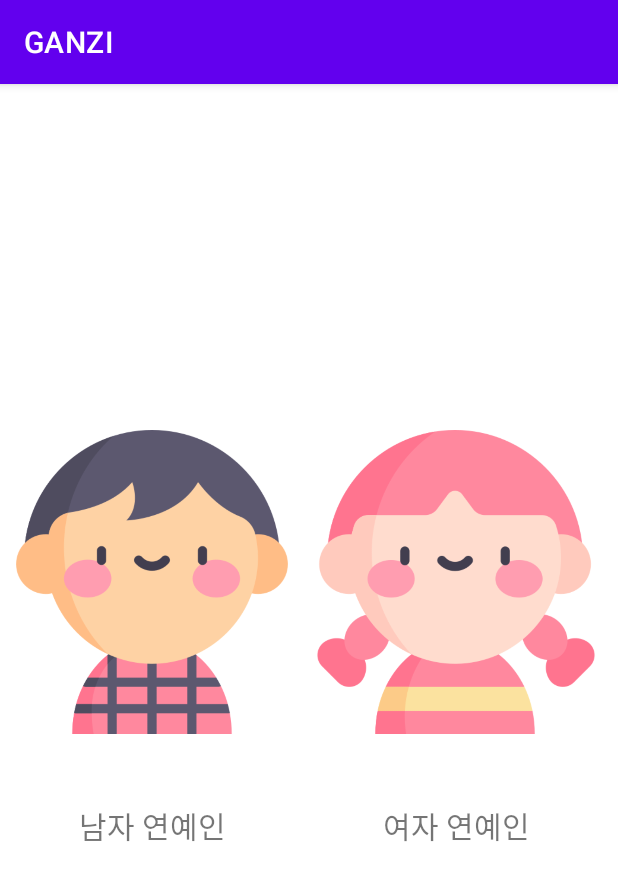
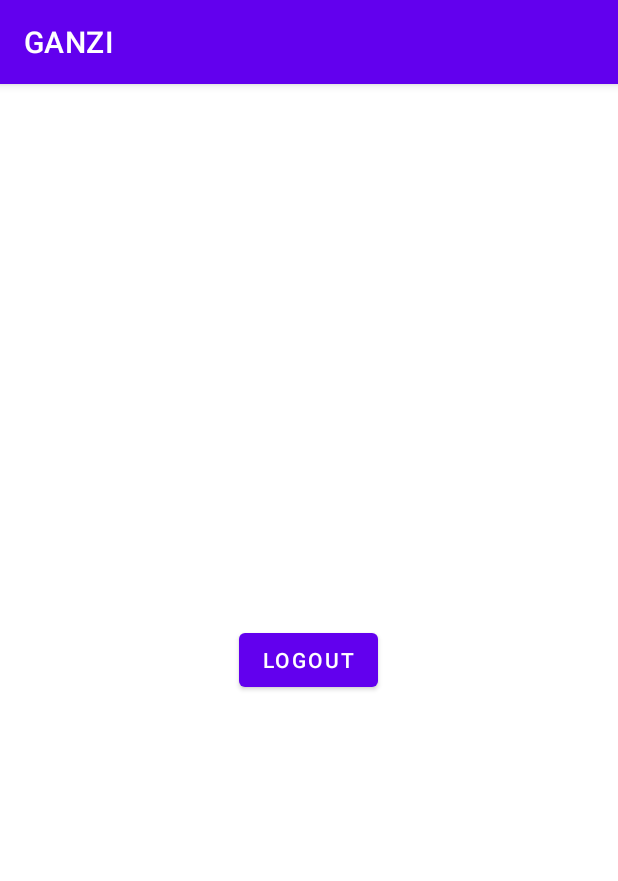
Before and after one commit to ghqls1237/madcamp_week2, an Android app: the fragment Fragment3 shown on its own in the app's theme, on a phone screen of 412 x 824 dp. Shown: the top 881 px of the screen. Run offline under Robolectric (Android 15) with nearby library versions, the phone set to English and light mode, and no system bars; our stand-ins replace Firebase (no records; nobody signed in at launch, a user with empty details on screens opened directly).

Commit message:
Facelogin front complte #1

```diff
--- a/MyApplication2/app/build.gradle
+++ b/MyApplication2/app/build.gradle
@@ -47,8 +47,10 @@ dependencies {
     implementation 'com.facebook.android:facebook-android-sdk:4.39.0'
 
     //firebase
+    implementation platform('com.google.firebase:firebase-bom:26.1.0')
     implementation 'com.google.firebase:firebase-core:18.0.0'
-    implementation 'com.google.firebase:firebase-auth:17.0.0'
+    implementation 'com.google.firebase:firebase-auth'
+//    implementation 'com.google.android.gms:play-services-auth:16.0.1'
 
     testImplementation 'junit:junit:4.+'
     androidTestImplementation 'androidx.test.ext:junit:1.1.2'
--- a/MyApplication2/app/src/main/java/com/example/myapplication/Fragment3.java
+++ b/MyApplication2/app/src/main/java/com/example/myapplication/Fragment3.java
@@ -10,16 +10,20 @@ import androidx.fragment.app.Fragment;
 
 import android.os.CountDownTimer;
 import android.util.DisplayMetrics;
+import android.util.Log;
 import android.view.LayoutInflater;
 import android.view.View;
 import android.view.ViewGroup;
 import android.view.WindowManager;
 import android.view.animation.Animation;
 import android.view.animation.AnimationUtils;
+import android.widget.Button;
 import android.widget.ImageButton;
 import android.widget.ImageView;
 import android.widget.LinearLayout;
 import android.widget.TextView;
+
+import com.google.firebase.auth.FirebaseAuth;
 
 /**
  * A simple {@link Fragment} subclass.
@@ -28,175 +32,20 @@ import android.widget.TextView;
  */
 public class Fragment3 extends Fragment {
 
-    // TODO: Rename parameter arguments, choose names that match
-    // the fragment initialization parameters, e.g. ARG_ITEM_NUMBER
-    private static final String ARG_PARAM1 = "param1";
-    private static final String ARG_PARAM2 = "param2";
-
-    // TODO: Rename and change types of parameters
-    private String mParam1;
-    private String mParam2;
-
-    public Fragment3() {
-        // Required empty public constructor
-    }
-
-    /**
-     * Use this factory method to create a new instance of
-     * this fragment using the provided parameters.
-     *
-     * @param param1 Parameter 1.
-     * @param param2 Parameter 2.
-     * @return A new instance of fragment Fragment3.
-     */
-    // TODO: Rename and change types and number of parameters
-    public static Fragment3 newInstance(String param1, String param2) {
-        Fragment3 fragment = new Fragment3();
-        Bundle args = new Bundle();
-        args.putString(ARG_PARAM1, param1);
-        args.putString(ARG_PARAM2, param2);
-        fragment.setArguments(args);
-        return fragment;
-    }
-
-    @Override
-    public void onCreate(Bundle savedInstanceState) {
-        super.onCreate(savedInstanceState);
-        if (getArguments() != null) {
-            mParam1 = getArguments().getString(ARG_PARAM1);
-            mParam2 = getArguments().getString(ARG_PARAM2);
-        }
-        //남자 여자 사진 크기 맞추기
-
-    }
-
     @Override
     public View onCreateView(LayoutInflater inflater, ViewGroup container,
                              Bundle savedInstanceState) {
         // Inflate the layout for this fragment
         View view = inflater.inflate(R.layout.fragment_3, null);
-
-        ImageButton button1 = view.findViewById(R.id.male_button);
-        ImageButton button2 = view.findViewById(R.id.female_button);
-        TextView text1 = view.findViewById(R.id.male_text);
-        TextView text2 = view.findViewById(R.id.female_text);
-        ImageView sunglasses1 = view.findViewById(R.id.sunglasses_1);
-
-        //디스플레이 크기 가져옴
-        DisplayMetrics metrics = new DisplayMetrics();
-        WindowManager windowManager = (WindowManager) getActivity().getApplicationContext().getSystemService(Context.WINDOW_SERVICE);
-        windowManager.getDefaultDisplay().getMetrics(metrics);
-
-        //이미지 width, height 디스플레이에 맞게 설정
-        Point winSize = new Point();
-        getActivity().getWindowManager().getDefaultDisplay().getSize(winSize);
-        int width = winSize.x / 2 - 5;
-        int sunglasses_width = winSize.x / 3 - 5;
-        int sunglasses_height = winSize.y / 2;
-
-        //이미지 위치 설정
-        button1.setLayoutParams(new LinearLayout.LayoutParams(width,width));
-//        button1.bringToFront();
-        button2.setLayoutParams(new LinearLayout.LayoutParams(width,width));
-        text1.setLayoutParams(new LinearLayout.LayoutParams(width, 100));
-        text2.setLayoutParams(new LinearLayout.LayoutParams(width, 100));
-        sunglasses1.setLayoutParams(new LinearLayout.LayoutParams(sunglasses_width, sunglasses_height - 10));
-
-        //애니메이션 효과 추가
-        Animation mAnim = AnimationUtils.loadAnimation(getActivity().getApplicationContext(), R.anim.activity_tab3_animation_drop); // 선글라스
-        Animation mAnim2 = AnimationUtils.loadAnimation(getActivity().getApplicationContext(), R.anim.activity_tab3_animation_scale_male); // 소년 움직이기
-        Animation mAnim5 = AnimationUtils.loadAnimation(getActivity().getApplicationContext(), R.anim.activity_tab3_animation_scale_female); // 소녀 움직이기
-        Animation mAnim3 = AnimationUtils.loadAnimation(getActivity().getApplicationContext(), R.anim.activity_tab3_animation_run_right); // 소녀 튀기
-        Animation mAnim4 = AnimationUtils.loadAnimation(getActivity().getApplicationContext(), R.anim.activity_tab3_animation_run_left); // 소년 튀기
-
-        mAnim.setInterpolator(getActivity().getApplicationContext(),android.R.anim.accelerate_interpolator);
-        mAnim2.setInterpolator(getActivity().getApplicationContext(),android.R.anim.accelerate_interpolator);
-
-        button1.setOnClickListener(new View.OnClickListener() {
+        Button logoutBtn = view.findViewById(R.id.logout_btn);
+        logoutBtn.setOnClickListener(new Button.OnClickListener(){
             @Override
-            public void onClick(View view) {
-                //BGM 설정
-                MediaPlayer mediaPlayer = MediaPlayer.create(getActivity().getApplicationContext(), R.raw.thug_life);
-
-                mediaPlayer.start();
-
-                sunglasses1.setVisibility(View.VISIBLE);
-                sunglasses1.setAnimation(mAnim);
-                button1.setAnimation(mAnim2);
-                button2.setAnimation(mAnim3);
-
-                sunglasses1.startAnimation(mAnim);
-                button1.startAnimation(mAnim2);
-                text1.setVisibility(View.INVISIBLE);
-                text2.setVisibility(View.INVISIBLE);
-
-                //Timer 설정후 끝나면 액티비티 실행
-                CountDownTimer countDownTimer = new CountDownTimer(7000,10) {
-                    @Override
-                    public void onTick(long millisUntilFinished) {
-                    }
-
-                    @Override
-                    public void onFinish() {
-                        mediaPlayer.stop();
-                        mediaPlayer.reset();
-
-                        Intent intent = new Intent(getActivity(), Tab3Male.class);
-                        startActivity(intent);
-                        sunglasses1.setVisibility(View.INVISIBLE);
-                        sunglasses1.clearAnimation();
-                        button1.clearAnimation();
-                        button2.clearAnimation();
-                        text1.setVisibility(View.VISIBLE);
-                        text2.setVisibility(View.VISIBLE);
-                    }
-                };
-                countDownTimer.start();
-
-            }
-        });
-
-        button2.setOnClickListener(new View.OnClickListener() {
-            @Override
-            public void onClick(View view) {
-                //BGM 설정
-                MediaPlayer mediaPlayer = MediaPlayer.create(getActivity().getApplicationContext(), R.raw.thug_life);
-
-                mediaPlayer.start();
-
-                sunglasses1.setVisibility(View.VISIBLE);
-                sunglasses1.setAnimation(mAnim);
-                button2.setAnimation(mAnim5);
-                button1.setAnimation(mAnim4);
-
-                sunglasses1.startAnimation(mAnim);
-                button2.startAnimation(mAnim5);
-                text1.setVisibility(View.INVISIBLE);
-                text2.setVisibility(View.INVISIBLE);
-
-                //Timer 설정후 끝나면 액티비티 실행
-                CountDownTimer countDownTimer = new CountDownTimer(7000,10) {
-                    @Override
-                    public void onTick(long millisUntilFinished) {
-                    }
-
-                    @Override
-                    public void onFinish() {
-                        mediaPlayer.stop();
-                        mediaPlayer.reset();
-
-                        Intent intent = new Intent(getActivity(), Tab3Female.class);
-                        startActivity(intent);
-                        sunglasses1.setVisibility(View.INVISIBLE);
-                        sunglasses1.clearAnimation();
-                        button1.clearAnimation();
-                        button2.clearAnimation();
-                        text1.setVisibility(View.VISIBLE);
-                        text2.setVisibility(View.VISIBLE);
-                    }
-                };
-                countDownTimer.start();
-
+            public void onClick(View v) {
+                Log.d("Button", "Click");
+                FirebaseAuth.getInstance().signOut();
+                Intent intent = new Intent(getActivity(), LoginActivity.class);
+                startActivity(intent);
+                getActivity().finish();
             }
         });
         return view;
--- a/MyApplication2/app/src/main/res/layout/activity_login.xml
+++ b/MyApplication2/app/src/main/res/layout/activity_login.xml
@@ -28,12 +28,10 @@
                 android:text="FACEBOOK LOGIN"
                 android:layout_weight="2"
                 android:layout_gravity="center"/>
-            <Button
-                android:id="@+id/logout"
+            <TextView
                 android:layout_width="0dp"
                 android:layout_weight = "1"
-                android:layout_height="wrap_content"
-                android:text="logout"
+                android:layout_height="match_parent"
                 />
         </LinearLayout>
     </LinearLayout>
--- a/MyApplication2/app/src/main/res/layout/fragment_3.xml
+++ b/MyApplication2/app/src/main/res/layout/fragment_3.xml
@@ -5,94 +5,11 @@
     android:layout_height="match_parent"
     tools:context=".Fragment3">
 
-    <!-- TODO: Update blank fragment layout -->
-    <LinearLayout
-        android:layout_width="match_parent"
-        android:layout_height="match_parent"
-        android:orientation="vertical"
-        android:layout_gravity="center"
-        android:weightSum="1"
-        >
-
-        <LinearLayout
-            android:layout_width="match_parent"
-            android:layout_height="match_parent"
-            android:layout_weight="0.35"
-            >
-            <TextView
-                android:layout_width="match_parent"
-                android:layout_height="53dp"
-                android:text=""
-                android:gravity="center">
-
-            </TextView>
-        </LinearLayout>
-
-        <LinearLayout
-            android:layout_width="match_parent"
-            android:layout_height="match_parent"
-            android:orientation="horizontal"
-            android:layout_weight="0.35"
-            >
-
-            <ImageButton
-                android:id="@+id/male_button"
-                android:layout_width="200dp"
-                android:layout_height="200dp"
-                android:src = "@drawable/boy"
-                android:background="#00000000"
-                android:scaleType="centerCrop"></ImageButton>
-
-
-            <ImageButton
-                android:id="@+id/female_button"
-                android:layout_width="match_parent"
-                android:layout_height="200dp"
-                android:src = "@drawable/girl"
-                android:background="#00000000"
-                android:scaleType="centerCrop"></ImageButton>
-
-
-        </LinearLayout>
-
-        <LinearLayout
-            android:layout_width="match_parent"
-            android:layout_height="match_parent"
-            android:orientation="horizontal">
-            <TextView
-                android:layout_width="match_parent"
-                android:layout_height="53dp"
-                android:id="@+id/male_text"
-                android:text="남자 연예인"
-                android:textSize = "20sp"
-                android:gravity="center"> </TextView>
-
-            <TextView
-                android:layout_width="match_parent"
-                android:layout_height="53dp"
-                android:id="@+id/female_text"
-                android:text="여자 연예인"
-                android:textSize = "20sp"
-                android:gravity="center"> </TextView>
-
-        </LinearLayout>
-
-    </LinearLayout>
-
-    <LinearLayout
-        android:layout_width="match_parent"
-        android:layout_height="match_parent"
-        android:gravity="center"
-        android:orientation="horizontal">
-        <ImageView
-            android:layout_width="match_parent"
-            android:layout_height="match_parent"
-            android:src="@drawable/sunglasses"
-            android:id="@+id/sunglasses_1"
-            android:visibility="invisible"
-            >
-        </ImageView>
-
-    </LinearLayout>
+   <Button
+       android:id="@+id/logout_btn"
+       android:layout_width="wrap_content"
+       android:layout_height="wrap_content"
+       android:layout_gravity="center"
+       android:text="logout"/>
 
 </FrameLayout>
```
Also changed, not shown: MyApplication2/app/src/main/java/com/example/myapplication/LoginActivity.java (+21 -22 lines), MyApplication2/build.gradle (+4 -4 lines).
